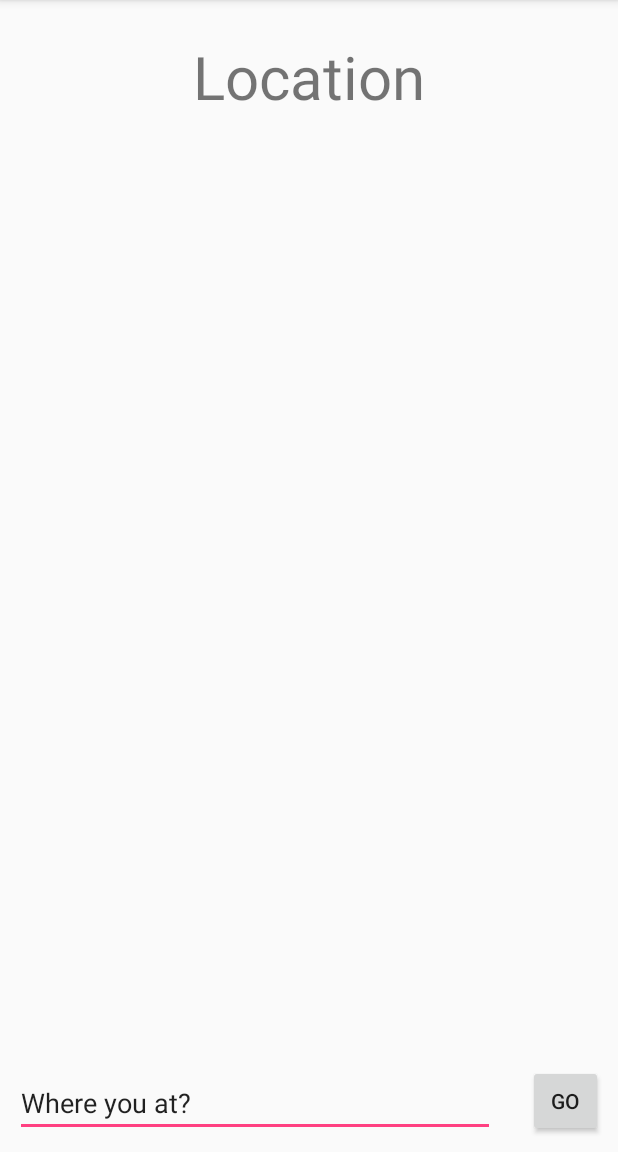
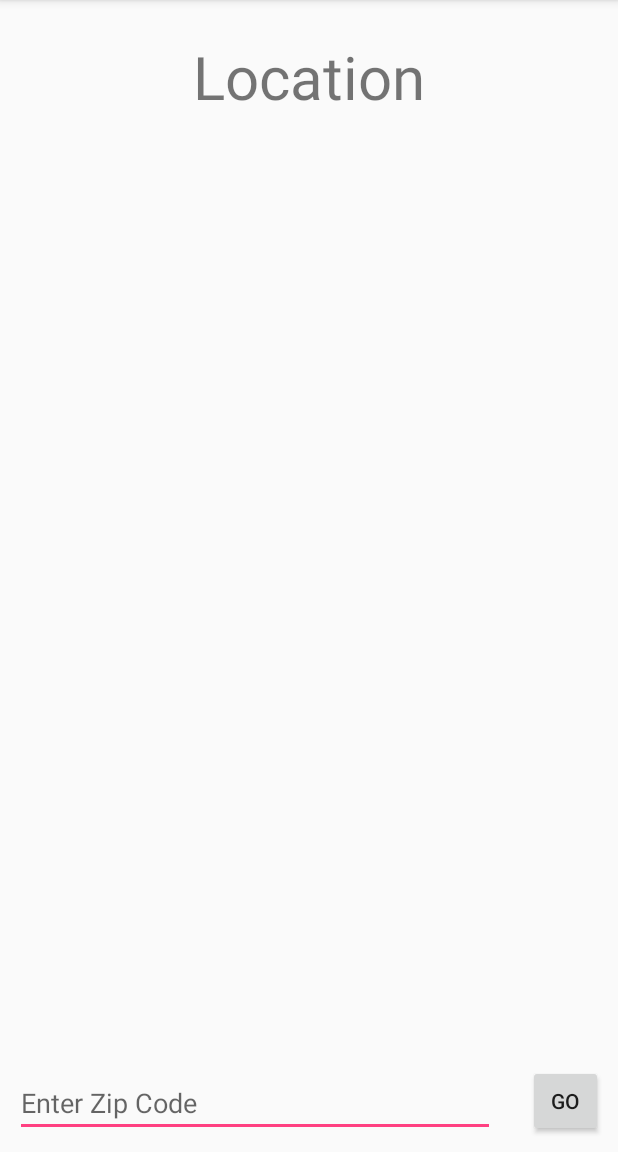
Before and after one commit to mehooliyo/whats-the-weather, an Android app: the screen it shows after launch (MainActivity), on a phone screen of 412 x 824 dp, the part 84-1236 px from its top. Run offline under Robolectric (Android 15) with nearby library versions, the phone set to English and light mode, and no system bars.

```diff
--- a/app/src/main/java/com/example/mehul/whatstheweather/MainActivity.java
+++ b/app/src/main/java/com/example/mehul/whatstheweather/MainActivity.java
@@ -2,6 +2,9 @@ package com.example.mehul.whatstheweather;
 
 import android.support.v7.app.AppCompatActivity;
 import android.os.Bundle;
+import android.util.Log;
+import android.view.View;
+import android.widget.EditText;
 
 public class MainActivity extends AppCompatActivity {
 
@@ -10,4 +13,9 @@ public class MainActivity extends AppCompatActivity {
         super.onCreate(savedInstanceState);
         setContentView(R.layout.activity_main);
     }
+
+    public void onClick(View v){
+        EditText e = (EditText) findViewById(R.id.editText);
+        Log.i("onClick", "Clicked with value " + e.getText());
+    }
 }
--- a/app/src/main/res/layout/activity_main.xml
+++ b/app/src/main/res/layout/activity_main.xml
@@ -45,22 +45,25 @@
             android:layout_weight="1">
 
             <EditText
-                android:id="@+id/inputLocation"
+                android:id="@+id/editText"
                 android:layout_width="wrap_content"
                 android:layout_height="wrap_content"
                 android:layout_alignParentBottom="true"
                 android:layout_alignParentStart="true"
                 android:ems="15"
-                android:inputType="textPersonName"
-                android:text="@string/input_location" />
+                android:hint="@string/input_location"
+                android:inputType="textPersonName" />
 
+            <!-- TODO make button inactive if no text entered for location -->
             <Button
                 android:id="@+id/btnGo"
                 android:layout_width="50sp"
                 android:layout_height="wrap_content"
                 android:layout_alignParentBottom="true"
                 android:layout_alignParentEnd="true"
+                android:onClick="onClick"
                 android:text="@string/btn_get_weather" />
+
         </RelativeLayout>
 
     </LinearLayout>
--- a/app/src/main/res/values/strings.xml
+++ b/app/src/main/res/values/strings.xml
@@ -1,5 +1,5 @@
 <resources>
     <string name="app_name">What\'s The Weather</string>
-    <string name="input_location">Where you at?</string>
+    <string name="input_location">Enter Zip Code</string>
     <string name="btn_get_weather">Go</string>
 </resources>
```
